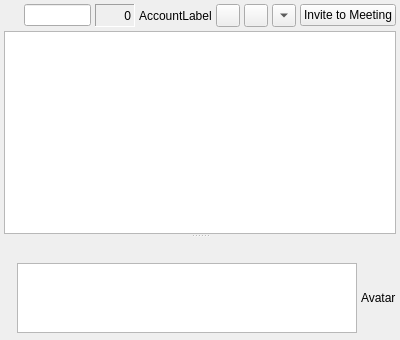
Old version of the form src/chatdlg.ui in the repository mconf/mconf-chat-desktop.
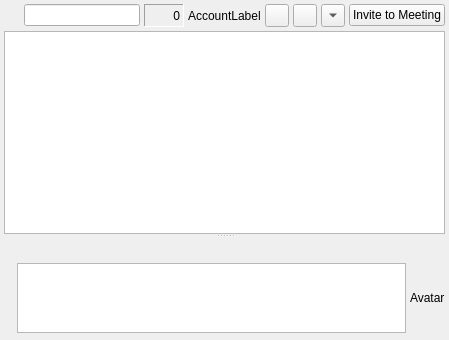
New version of the form. Custom widgets are drawn as their Qt base class.

Patch:
```diff
--- a/src/chatdlg.ui
+++ b/src/chatdlg.ui
@@ -6,7 +6,7 @@
    <rect>
     <x>0</x>
     <y>0</y>
-    <width>400</width>
+    <width>449</width>
     <height>340</height>
    </rect>
   </property>
```
Left out of the diff: 66 changed lines with no effect on the pictures.
